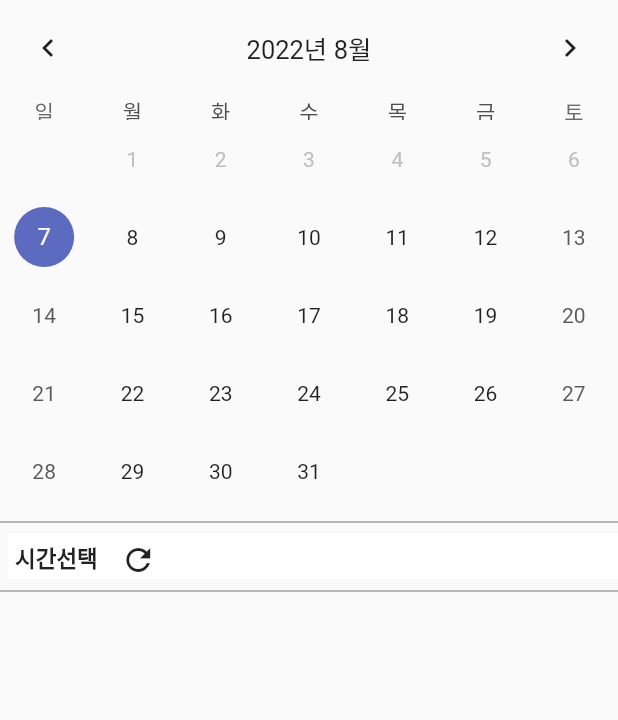
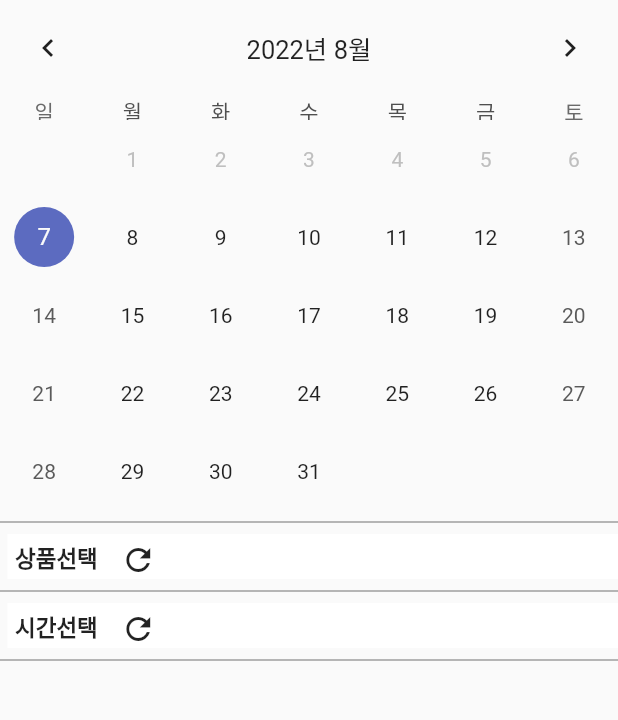
Before and after one commit to LeeJiH-yun/wenail, a Flutter app: the reservePage screen opened directly, on a phone screen of 412 x 824 dp, the part 84-804 px from its top. Run offline on Flutter 3.47's test engine with Material 2 defaults, Android fonts, the phone set to English and light mode, and no system bars; drawn by our look-alikes of table_calendar.

Commit message:
예약화면에서 상품선택 추가 아이디찾기 화면 추가

```diff
--- a/lib/pages/reservePage.dart
+++ b/lib/pages/reservePage.dart
@@ -21,10 +21,19 @@ class _reserveState extends State<reservePage> {
   List<Map> timeArray = [{"time": "12:00"}, {"time": "12:30"}, {"time": "13:00"}, {"time": "13:30"}, {"time": "14:00"}, {"time": "14:30"},
   {"time": "15:00"}, {"time": "15:30"}];
 
+  List<Map> goodsArray = [
+    {"goods_image": "", "goods_name": "손케어", "price": "20,000", "content": "손 정리"},
+    {"goods_image": "", "goods_name": "발케어", "price": "30,000", "content": "발 정리"},
+    {"goods_image": "", "goods_name": "젤네일", "price": "50,000", "content": "젤 네일입니다"},
+    {"goods_image": "", "goods_name": "젤패디", "price": "60,000", "content": "젤 패디입니다"}
+  ];
+
   bool _visibility = false, //예약하기 하단바 보여주기 여부
+       _goodsVisibility = false, //상품목록 보여주기 여부
        _timeVisibility = false; //시간 보여주기 여부
 
-  int selected = 0;
+  int timeSelected = 0,
+      goodsSelected = 0;
 
   @override
   Widget build(BuildContext context) {
@@ -65,7 +74,7 @@ class _reserveState extends State<reservePage> {
                 onDaySelected: (DateTime selectedDay, DateTime focusedDay) {
                   setState(() {
                     //선택된 날짜의 상태를 갱신한다.
-                    _timeVisibility = true;
+                    _goodsVisibility = true;
 
                     this.selectedDay = selectedDay;
                     //this.focusedDay = focusedDay;
@@ -73,6 +82,11 @@ class _reserveState extends State<reservePage> {
                       //선택했던 날짜랑 다르거나 이전에 선택했던 날짜를 다시 선택했을 경우
                       setState(() {
                         _visibility = false;
+                      });
+                    }
+                    if (selectedDay != this.focusedDay || (selectedDay == this.focusedDay) && _goodsVisibility) {
+                      setState(() {
+                        _timeVisibility = false;
                       });
                     }
                   });
@@ -83,6 +97,7 @@ class _reserveState extends State<reservePage> {
                 onPageChanged: (focusedDay) {
                   setState(() { //달력 월을 넘길 때
                     _timeVisibility = false;
+                    _goodsVisibility = false;
                     _visibility = false;
                   });
                   this.focusedDay = focusedDay;
@@ -92,59 +107,23 @@ class _reserveState extends State<reservePage> {
                 thickness: 1,
                 color: Colors.grey,
               ),
-              Container(
-                color: Colors.white,
-                width: MediaQuery.of(context).size.width,
-                height: 30,
-                padding: EdgeInsets.all(5),
-                margin: EdgeInsets.only(left: 5),
-                child: Row(
-                  children: [
-                    Container(
-                      child:Text('시간선택',style: TextStyle(fontSize: 15.0, fontWeight: FontWeight.bold)),
-                    ),
-                    Container(
-                      margin: EdgeInsets.only(left: 15),
-                      child: Icon(Icons.refresh),
-                    )
-                  ],
-                )
-              ),
+              goodsTitle(), //상품선택 타이틀
               Divider(
                 thickness: 1,
                 color: Colors.grey,
               ),
-              Visibility(
+              Visibility(  //상품 목록
+                visible: _goodsVisibility,
+                child: goodsList()
+              ),
+              timesTitle(), //시간선택 타이틀
+              Divider(
+                thickness: 1,
+                color: Colors.grey,
+              ),
+              Visibility(  //시간 목록
                 visible: _timeVisibility,
-                child: Container(
-                  margin: EdgeInsets.all(10),
-                  height: 60,
-                  child: ListView.builder(
-                    scrollDirection: Axis.horizontal,
-                    itemCount: timeArray.length,
-                    itemBuilder: (context, index) {
-                      return InkWell(
-                        onTap: () {
-                          setState(() {
-                            //시간 선택시 예약하기 버튼을 보여준다.
-                            _visibility = true;
-                            selected = index;
-                          });
-                        },
-                        child: Container(
-                            width: 100,
-                            margin: EdgeInsets.all(6),
-                            decoration: BoxDecoration(
-                              borderRadius: BorderRadius.circular(15),
-                              color: (_visibility && selected == index) ? Colors.transparent : Colors.blue,
-                              border: Border.all(color: Colors.black),
-                            ),
-                            child: Text(timeArray[index]["time"], style: TextStyle(fontSize: 20.0, height: 1.6), textAlign: TextAlign.center)
-                        )
-                      );
-                    }
-                  )
-                ),
+                child: timesList()
               ),
             ],
           )
@@ -198,4 +177,115 @@ class _reserveState extends State<reservePage> {
         ),
     );
   }
+
+  Container goodsTitle() { //상품 선택
+    return Container(
+      color: Colors.white,
+      width: MediaQuery.of(context).size.width,
+      height: 30,
+      padding: EdgeInsets.all(5),
+      margin: EdgeInsets.only(left: 5),
+      child: Row(
+        children: [
+          Container(
+            child:Text('상품선택',style: TextStyle(fontSize: 15.0, fontWeight: FontWeight.bold)),
+          ),
+          Container(
+            margin: EdgeInsets.only(left: 15),
+            child: Icon(Icons.refresh),
+          )
+        ],
+      )
+    );
+  }
+
+  Container goodsList() { //상품 목록
+    return Container(
+      margin: EdgeInsets.all(10),
+      height: 80,
+      child: ListView.builder(
+        scrollDirection: Axis.horizontal,
+        itemCount: goodsArray.length,
+        itemBuilder: (context, index) {
+          return InkWell(
+            onTap: () {
+              setState(() {
+                //상품선택시 시간 목록을 보여준다.
+                _timeVisibility = true;
+                goodsSelected = index;
+              });
+            },
+            child: Container(
+              width: 100,
+              margin: EdgeInsets.all(6),
+              decoration: BoxDecoration(
+                borderRadius: BorderRadius.circular(15),
+                color: (_timeVisibility && goodsSelected == index) ? Colors.transparent : Colors.blue,
+                border: Border.all(color: Colors.black),
+              ),
+              child: Column(
+                children: [
+                  Text(goodsArray[index]["goods_name"], style: TextStyle(fontSize: 20.0, height: 1.6), textAlign: TextAlign.center),
+                  Text(goodsArray[index]["price"], style: TextStyle(fontSize: 17.0, height: 1.6), textAlign: TextAlign.center)
+                ],
+              )
+            )
+          );
+        }
+      )
+    );
+  }
+
+  Container timesTitle() { //시간선택 타이틀
+    return Container(
+      color: Colors.white,
+      width: MediaQuery.of(context).size.width,
+      height: 30,
+      padding: EdgeInsets.all(5),
+      margin: EdgeInsets.only(left: 5),
+      child: Row(
+        children: [
+          Container(
+            child:Text('시간선택',style: TextStyle(fontSize: 15.0, fontWeight: FontWeight.bold)),
+          ),
+          Container(
+            margin: EdgeInsets.only(left: 15),
+            child: Icon(Icons.refresh),
+          )
+        ],
+      )
+    );
+  }
+
+  Container timesList() { //시간 목록
+    return Container(
+      margin: EdgeInsets.all(10),
+      height: 60,
+      child: ListView.builder(
+        scrollDirection: Axis.horizontal,
+        itemCount: timeArray.length,
+        itemBuilder: (context, index) {
+          return InkWell(
+            onTap: () {
+              setState(() {
+                //시간 선택시 예약하기 버튼을 보여준다.
+                _visibility = true;
+                timeSelected = index;
+              });
+            },
+            child: Container(
+                width: 100,
+                margin: EdgeInsets.all(6),
+                decoration: BoxDecoration(
+                  borderRadius: BorderRadius.circular(15),
+                  color: (_visibility && timeSelected == index) ? Colors.transparent : Colors.blue,
+                  border: Border.all(color: Colors.black),
+                ),
+                child: Text(timeArray[index]["time"], style: TextStyle(fontSize: 20.0, height: 1.6), textAlign: TextAlign.center)
+            )
+          );
+        }
+      )
+    );
+  }
 }
```
Also changed, not shown: lib/main.dart (+23 -20 lines), lib/pages/idSearchPage.dart (added, +116 -0 lines), lib/pages/signUpPage.dart (+30 -2 lines), 1 other file.
